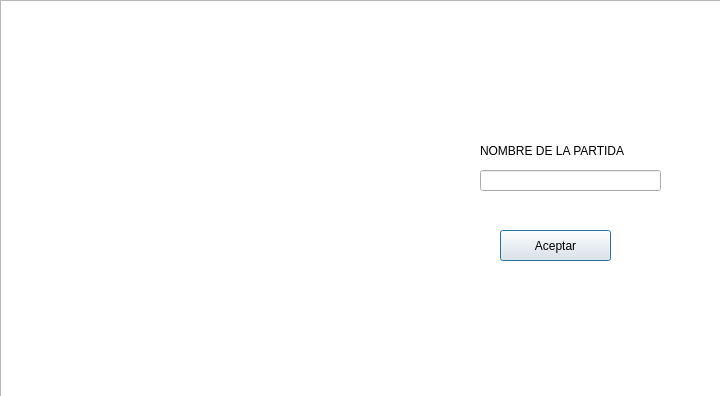
First picture: the form in nombre_partida.ui, repository jandresm618/Chicken-Attack, before the edit.
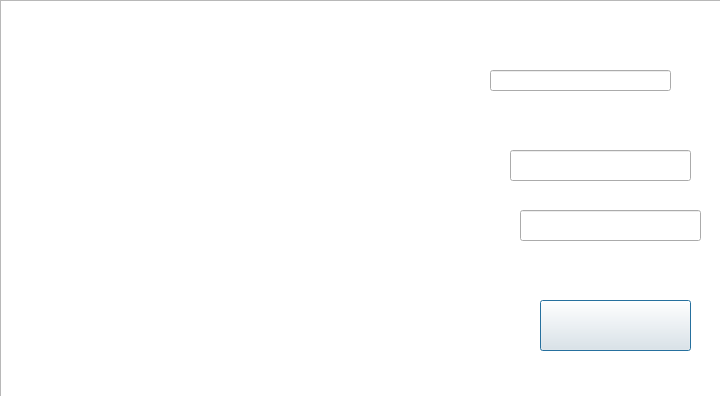
Second picture: the form after the edit. Icons and pictures are not drawn.

Diff of the .ui file:
```diff
--- a/nombre_partida.ui
+++ b/nombre_partida.ui
@@ -29,21 +29,24 @@
   <widget class="QLabel" name="label">
    <property name="geometry">
     <rect>
-     <x>480</x>
-     <y>130</y>
+     <x>490</x>
+     <y>20</y>
      <width>171</width>
      <height>41</height>
     </rect>
    </property>
+   <property name="styleSheet">
+    <string notr="true">border-image: url(:/imagenes/nickname.png);</string>
+   </property>
    <property name="text">
-    <string>NOMBRE DE LA PARTIDA</string>
+    <string/>
    </property>
   </widget>
   <widget class="QLineEdit" name="lineEdit">
    <property name="geometry">
     <rect>
-     <x>480</x>
-     <y>170</y>
+     <x>490</x>
+     <y>70</y>
      <width>181</width>
      <height>21</height>
     </rect>
@@ -52,14 +55,69 @@
   <widget class="QPushButton" name="pushButton">
    <property name="geometry">
     <rect>
-     <x>500</x>
-     <y>230</y>
-     <width>111</width>
-     <height>31</height>
+     <x>540</x>
+     <y>300</y>
+     <width>151</width>
+     <height>51</height>
     </rect>
    </property>
+   <property name="styleSheet">
+    <string notr="true">border-image: url(:/imagenes/done.png);</string>
+   </property>
    <property name="text">
-    <string>Aceptar</string>
+    <string/>
+   </property>
+  </widget>
+  <widget class="QLabel" name="label_2">
+   <property name="geometry">
+    <rect>
+     <x>346</x>
+     <y>140</y>
+     <width>151</width>
+     <height>41</height>
+    </rect>
+   </property>
+   <property name="styleSheet">
+    <string notr="true">border-image: url(:/imagenes/user.png);</string>
+   </property>
+   <property name="text">
+    <string/>
+   </property>
+  </widget>
+  <widget class="QLabel" name="label_3">
+   <property name="geometry">
+    <rect>
+     <x>350</x>
+     <y>200</y>
+     <width>141</width>
+     <height>51</height>
+    </rect>
+   </property>
+   <property name="styleSheet">
+    <string notr="true">border-image: url(:/imagenes/password.png);</string>
+   </property>
+   <property name="text">
+    <string/>
+   </property>
+  </widget>
+  <widget class="QLineEdit" name="lineEdit_2">
+   <property name="geometry">
+    <rect>
+     <x>510</x>
+     <y>150</y>
+     <width>181</width>
+     <height>31</height>
+    </rect>
+   </property>
+  </widget>
+  <widget class="QLineEdit" name="lineEdit_3">
+   <property name="geometry">
+    <rect>
+     <x>520</x>
+     <y>210</y>
+     <width>181</width>
+     <height>31</height>
+    </rect>
    </property>
   </widget>
  </widget>
```
